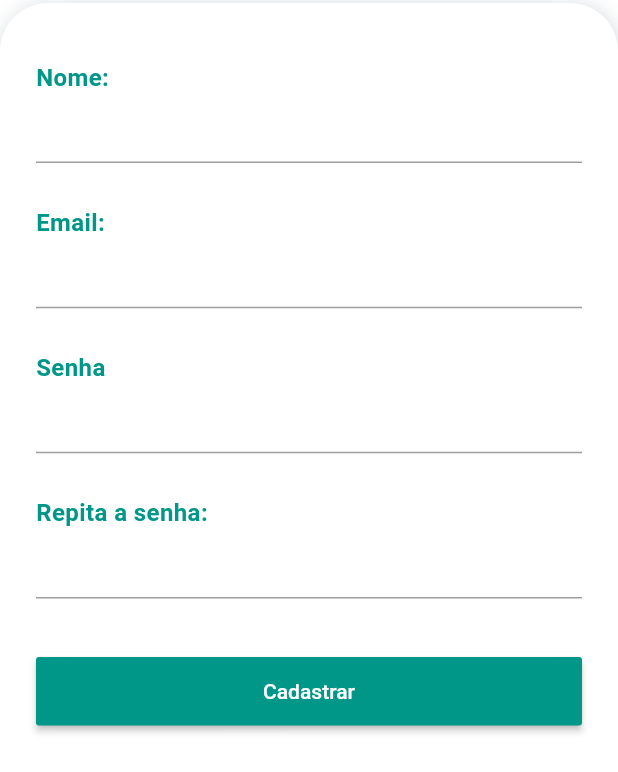
After one commit to BarbaraMorais2910/App_FPA_Homeclass, a Flutter app: the screen it shows after launch, after a tap on "Entrar", after a tap on "Novo cadastro", on a phone screen of 412 x 824 dp. The commit adds this screen. Shown: the top 772 px of the screen. Run offline on Flutter 3.47's test engine with Material 2 defaults, Android fonts, the phone set to English and light mode, and no system bars; network calls fail.

Commit message:
Con autenticação e correções.

```diff
--- a/app_educa_pc/lib/pages/disciplina_lib/disciplina_info_screen.dart
+++ b/app_educa_pc/lib/pages/disciplina_lib/disciplina_info_screen.dart
@@ -50,9 +50,7 @@ class _DisciplinaInfoScreenState extends State<DisciplinaInfoScreen>
 
   @override
   Widget build(BuildContext context) {
-
-    print("Mouglas:");
-    print(widget.disciplina.titulo);
+    //print(widget.disciplina.titulo);
 
     final double tempHeight = MediaQuery.of(context).size.height -
         (MediaQuery.of(context).size.width / 1.2) +
--- /dev/null
+++ b/app_educa_pc/lib/pages/disciplina_lib/models/usuario.dart
@@ -0,0 +1,25 @@
+import 'dart:convert';
+
+class Usuario{
+  Usuario({
+    this.nome='',
+    this.email='',
+    this.senha='',
+    this.confsenha='',
+  });
+
+  String nome;
+  String email;
+  String senha;
+  String confsenha;
+
+  factory Usuario.fromJson(Map<String, dynamic> json) {
+    return Usuario(
+      nome: json['nome'],
+      email: json['email'],
+      senha: json['senha'],
+      confsenha: json['confsenha'],
+    );
+  }
+
+}
--- /dev/null
+++ b/app_educa_pc/lib/pages/form_cadastro.dart
@@ -0,0 +1,387 @@
+import 'package:flutter/material.dart';
+import 'package:app_educa_pc/pages/disciplina_lib/app_theme.dart';
+import 'package:http/http.dart' as http;
+import 'dart:convert';
+import 'login_page.dart';
+
+
+void moveTo(BuildContext context) {
+  Navigator.push<dynamic>(
+    context,
+    MaterialPageRoute<dynamic>(
+      builder: (BuildContext context) => LoginPage(),
+    ),
+  );
+}
+
+void showAlertDialog(BuildContext context) {
+
+  // set up the button
+  Widget okButton = FlatButton(
+    child: Text("OK"),
+    onPressed: () => moveTo(context),
+  );
+
+  // set up the AlertDialog
+  AlertDialog alert = AlertDialog(
+    title: Text("Confirmar"),
+    content: Text("Cadastro realizado!"),
+    actions: [
+      okButton,
+    ],
+  );
+
+  // show the dialog
+  showDialog(
+    context: context,
+    builder: (BuildContext context) {
+      return alert;
+    },
+  );
+}
+
+void showAlertConfSenha(BuildContext context) {
+
+  // set up the button
+  Widget okButton = FlatButton(
+    child: Text("OK"),
+    onPressed: () => Navigator.pop(context),
+  );
+
+  // set up the AlertDialog
+  AlertDialog alert = AlertDialog(
+    title: Text("Erro"),
+    content: Text("As senhas devem ser iguais!"),
+    actions: [
+      okButton,
+    ],
+  );
+
+  // show the dialog
+  showDialog(
+    context: context,
+    builder: (BuildContext context) {
+      return alert;
+    },
+  );
+}
+
+class FormCadastro extends StatefulWidget {
+  @override
+  _FormCadastroState createState() => _FormCadastroState();
+}
+
+class _FormCadastroState extends State<FormCadastro>
+    with TickerProviderStateMixin {
+  final double infoHeight = 364.0;
+  AnimationController animationController;
+  Animation<double> animation;
+  double opacity1 = 0.0;
+  double opacity2 = 0.0;
+  double opacity3 = 0.0;
+  @override
+  void initState() {
+    animationController = AnimationController(
+        duration: const Duration(milliseconds: 1000), vsync: this);
+    animation = Tween<double>(begin: 0.0, end: 1.0).animate(CurvedAnimation(
+        parent: animationController,
+        curve: Interval(0, 1.0, curve: Curves.fastOutSlowIn)));
+    setData();
+    super.initState();
+  }
+
+  Future<void> setData() async {
+    animationController.forward();
+    await Future<dynamic>.delayed(const Duration(milliseconds: 200));
+    setState(() {
+      opacity1 = 1.0;
+    });
+    await Future<dynamic>.delayed(const Duration(milliseconds: 200));
+    setState(() {
+      opacity2 = 1.0;
+    });
+    await Future<dynamic>.delayed(const Duration(milliseconds: 200));
+    setState(() {
+      opacity3 = 1.0;
+    });
+  }
+  String dropdownValue = 'matematica';
+
+  @override
+  Widget build(BuildContext context) {
+
+    final TextEditingController _contrNome = TextEditingController();
+    final TextEditingController _contrEmail = TextEditingController();
+    final TextEditingController _contrSenha = TextEditingController();
+    final TextEditingController _contrConfSenha = TextEditingController();
+
+    final double tempHeight = MediaQuery.of(context).size.height -
+        (MediaQuery.of(context).size.width / 1.2)+2;
+    return Container(
+      color: AppTheme.nearlyWhite,
+      child: Scaffold(
+        backgroundColor: Colors.transparent,
+        body: Stack(
+          children: <Widget>[
+            Positioned(
+              top: 2,
+              bottom: 0,
+              left: 0,
+              right: 0,
+              child: Container(
+                decoration: BoxDecoration(
+                  color: AppTheme.nearlyWhite,
+                  borderRadius: const BorderRadius.only(
+                      topLeft: Radius.circular(32.0),
+                      topRight: Radius.circular(32.0)),
+                  boxShadow: <BoxShadow>[
+                    BoxShadow(
+                        color: AppTheme.grey.withOpacity(0.2),
+                        offset: const Offset(1.1, 1.1),
+                        blurRadius: 10.0),
+                  ],
+                ),
+                child: Padding(
+                  padding: const EdgeInsets.only(left: 8, right: 8),
+                  child: SingleChildScrollView(
+                    child: Container(
+                      constraints: BoxConstraints(
+                          minHeight: infoHeight,
+                          maxHeight: tempHeight > infoHeight
+                              ? tempHeight
+                              : infoHeight),
+                      child: Column(
+                        mainAxisAlignment: MainAxisAlignment.center,
+                        crossAxisAlignment: CrossAxisAlignment.start,
+                        children: <Widget>[
+                          Padding(
+                            padding: const EdgeInsets.only(
+                                left: 16, right: 16, bottom: 8, top: 40),
+                            child: Text('Nome:',
+                              style: TextStyle(
+                                fontWeight: FontWeight.w600,
+                                fontSize: 16,
+                                letterSpacing: 0.27,
+                                color: Colors.teal,
+                              ),
+                            ),
+                          ),
+                          Expanded(
+                            child: AnimatedOpacity(
+                              duration: const Duration(milliseconds: 500),
+                              opacity: opacity2,
+                              child: Padding(
+                                padding: const EdgeInsets.only(
+                                    left: 16, right: 16, top: 8, bottom: 8),
+                                child: new TextFormField(controller: _contrNome,
+                                  validator: (val) {
+                                    return val.isEmpty
+                                        ? "Digite o nome"
+                                        : null;
+                                  },
+                                ),
+                              ),
+                            ),
+                          ),
+
+                          Padding(
+                            padding: const EdgeInsets.only(
+                                left: 16, right: 16, bottom: 8, top: 22),
+                            child: Text('Email:',
+                              style: TextStyle(
+                                fontWeight: FontWeight.w600,
+                                fontSize: 16,
+                                letterSpacing: 0.27,
+                                color: Colors.teal,
+                              ),
+                            ),
+                          ),
+                          Expanded(
+                            child: AnimatedOpacity(
+                              duration: const Duration(milliseconds: 500),
+                              opacity: opacity2,
+                              child: Padding(
+                                padding: const EdgeInsets.only(
+                                    left: 16, right: 16, top: 8, bottom: 8),
+                                child: new TextFormField(controller: _contrEmail,
+                                  validator: (val) {
+                                    return val.isEmpty
+                                        ? "Digite o email"
+                                        : null;
+                                  },
+                                ),
+                              ),
+                            ),
+                          ),
+
+                          Padding(
+                            padding: const EdgeInsets.only(
+                                left: 16, right: 16, bottom: 8, top: 22),
+                            child: Text('Senha',
+                              style: TextStyle(
+                                fontWeight: FontWeight.w600,
+                                fontSize: 16,
+                                letterSpacing: 0.27,
+                                color: Colors.teal,
+                              ),
+                            ),
+                          ),
+                          Expanded(
+                            child: AnimatedOpacity(
+                              duration: const Duration(milliseconds: 500),
+                              opacity: opacity2,
+                              child: Padding(
+                                padding: const EdgeInsets.only(
+                                    left: 16, right: 16, top: 8, bottom: 8),
+                                child: new TextFormField(controller: _contrSenha,
+                                  validator: (val) {
+                                    return val.isEmpty
+                                        ? "Digite a senha"
+                                        : null;
+                                  },
+                                  obscureText: true,
+                                ),
+                              ),
+                            ),
+                          ),
+
+                          Padding(
+                            padding: const EdgeInsets.only(
+                                left: 16, right: 16, bottom: 8, top: 22),
+                            child: Text('Repita a senha:',
+                              style: TextStyle(
+                                fontWeight: FontWeight.w600,
+                                fontSize: 16,
+                                letterSpacing: 0.27,
+                                color: Colors.teal,
+                              ),
+                            ),
+
+                          ),
+                          Expanded(
+                            child: AnimatedOpacity(
+                              duration: const Duration(milliseconds: 500),
+                              opacity: opacity2,
+                              child: Padding(
+                                padding: const EdgeInsets.only(
+                                    left: 16, right: 16, top: 8, bottom: 8),
+                                child: new TextFormField(controller: _contrConfSenha,
+                                  validator: (val) {
+                                    return val.isEmpty
+                                        ? "Repita a senha"
+                                        : null;
+                                  },
+                                  obscureText: true,
+                                ),
+                              ),
+                            ),
+                          ),
+
+
+                          Padding(
+                            padding: const EdgeInsets.only(
+                                left: 16, right: 16, bottom: 8, top: 22),
+                          ),
+                          Expanded(
+                            child: AnimatedOpacity(
+                              duration: const Duration(milliseconds: 500),
+                              opacity: opacity2,
+                              child: Padding(
+                                  padding: const EdgeInsets.only(
+                                      left: 16, right: 16, top: 1, bottom: 1),
+                                  child: MaterialButton(
+                                    height: 40.0,
+                                    minWidth: double.infinity,
+                                    color: Theme.of(context).primaryColor,
+                                    textColor: Colors.white,
+                                    child: Text('Cadastrar'),
+                                    onPressed: () {
+                                      final String nome = _contrNome.text;
+                                      final String email = _contrEmail.text;
+                                      final String senha = _contrSenha.text;
+                                      final String confsenha = _contrConfSenha.text;
+
+                                      if(senha==confsenha) {
+                                        http.post(
+                                            "https://appeducadb.firebaseio.com/usuarios.json",
+                                            body: json.encode({
+                                              'nome': nome,
+                                              'email': email,
+                                              'senha': senha,
+                                              'confsenha': confsenha
+                                            }));
+
+                                        showAlertDialog(context);
+                                      }
+                                      else{
+                                        showAlertConfSenha(context);
+                                      }
+
+
+                                    },
+                                  )
+                              ),
+                            ),
+                          ),
+
+                        ],
+                      ),
+                    ),
+                  ),
+                ),
+              ),
+            ),
+          ],
+        ),
+      ),
+    );
+  }
+
+  Widget getTimeBoxUI(String text1, String txt2) {
+    return Padding(
+      padding: const EdgeInsets.all(8.0),
+      child: Container(
+        decoration: BoxDecoration(
+          color: AppTheme.nearlyWhite,
+          borderRadius: const BorderRadius.all(Radius.circular(16.0)),
+          boxShadow: <BoxShadow>[
+            BoxShadow(
+                color: AppTheme.grey.withOpacity(0.2),
+                offset: const Offset(1.1, 1.1),
+                blurRadius: 8.0),
+          ],
+        ),
+        child: Padding(
+          padding: const EdgeInsets.only(
+              left: 18.0, right: 18.0, top: 12.0, bottom: 12.0),
+          child: Column(
+            mainAxisAlignment: MainAxisAlignment.center,
+            crossAxisAlignment: CrossAxisAlignment.center,
+            children: <Widget>[
+              Text(
+                text1,
+                textAlign: TextAlign.center,
+                style: TextStyle(
+                  fontWeight: FontWeight.w600,
+                  fontSize: 14,
+                  letterSpacing: 0.27,
+                  color: AppTheme.nearlyBlue,
+                ),
+              ),
+              Text(
+                txt2,
+                textAlign: TextAlign.center,
+                style: TextStyle(
+                  fontWeight: FontWeight.w200,
+                  fontSize: 14,
+                  letterSpacing: 0.27,
+                  color: AppTheme.grey,
+                ),
+              ),
+            ],
+          ),
+        ),
+      ),
+    );
+  }
+}
--- a/app_educa_pc/lib/pages/home_page.dart
+++ b/app_educa_pc/lib/pages/home_page.dart
@@ -14,7 +14,7 @@ class HomePage extends StatefulWidget {
 
   final menuItens = [
     new MenuItem("Home", Icons.home),
-    new MenuItem("Disciplinas", Icons.info),
+    new MenuItem("Disciplinas", Icons.add_to_photos),
     new MenuItem("Sair", Icons.people)
   ];
 
--- a/app_educa_pc/lib/pages/login_page.dart
+++ b/app_educa_pc/lib/pages/login_page.dart
@@ -1,4 +1,75 @@
 import 'package:flutter/material.dart';
+import 'form_cadastro.dart';
+
+import 'package:app_educa_pc/pages/disciplina_lib/models/usuario.dart';
+import 'package:http/http.dart' as http;
+import 'dart:convert';
+
+void showAlertDialog(BuildContext context) {
+
+  // set up the button
+  Widget okButton = FlatButton(
+    child: Text("OK"),
+    onPressed: () => Navigator.pop(context),
+  );
+
+  // set up the AlertDialog
+  AlertDialog alert = AlertDialog(
+    title: Text("Erro"),
+    content: Text("Verifique o login ou a senha!"),
+    actions: [
+      okButton,
+    ],
+  );
+
+  // show the dialog
+  showDialog(
+    context: context,
+    builder: (BuildContext context) {
+      return alert;
+    },
+  );
+}
+
+
+List<Usuario> listusuarios=[];
+
+Future<List<Usuario>> fetchUsuarios() async {
+  final response =
+  await http.get('https://appeducadb.firebaseio.com/usuarios.json?');
+
+  if (response.statusCode == 200) {
+    // If the server did return a 200 OK response,
+    // then parse the JSON.
+
+    final extractedData = json.decode(response.body);
+    List<Usuario> usuarios=new List<Usuario>();
+
+    extractedData.forEach((key, value) {
+      usuarios.add(Usuario(
+        nome: value['nome'],
+        email: value['email'],
+        senha: value['senha'],
+        confsenha: value['confsenha'],
+      ));
+    });
+
+    listusuarios=usuarios.toList();
+
+    return usuarios.toList();
+  } else {
+    // If the server did not return a 200 OK response,
+    // then throw an exception.
+    throw Exception('Failed to load album');
+  }
+}
+
+//Future<void> getData() async {
+//  final response = await http.get("https://appeducadb.firebaseio.com/usuarios.json?nome=");
+//  final extractedData = json.decode(response.body);
+//  print(extractedData);
+//}
+
 
 class LoginPage extends StatefulWidget {
   @override
@@ -6,17 +77,39 @@ class LoginPage extends StatefulWidget {
 }
 
 class _LoginPageState extends State<LoginPage> {
+  AnimationController animationController;
+  Future<List<Usuario>> _futureUsuarios;
 
   bool _isLoading = false;
   final formKey = new GlobalKey<FormState>();
   final scaffoldKey = new GlobalKey<ScaffoldState>();
+
+  final TextEditingController _contrUser = TextEditingController();
+  final TextEditingController _contrSenha = TextEditingController();
+
   String _usuario, _senha;
 
-  void _submit() {
+  void _submit(){
     final form = formKey.currentState;
     if(form.validate()) {
-      form.save();
-      _performLogin();
+        _usuario=_contrUser.text;
+        _senha=_contrSenha.text;
+
+        bool isUserOk=false;
+        if(listusuarios.isNotEmpty) {
+          listusuarios.forEach((user) {
+            if (user.nome == _usuario && user.senha == _senha) {
+              isUserOk = true;
+            }
+          });
+        }
+        if(isUserOk) {
+          form.save();
+          _performLogin();
+        }
+        else{
+          showAlertDialog(context);
+        }
     }
   }
 
@@ -24,8 +117,19 @@ class _LoginPageState extends State<LoginPage> {
     Navigator.of(context).pushNamed('/homepage');
   }
 
+  void moveToCadastro() {
+    Navigator.push<dynamic>(
+      context,
+      MaterialPageRoute<dynamic>(
+        builder: (BuildContext context) => FormCadastro(),
+      ),
+    );
+  }
+
   @override
   Widget build(BuildContext context) {
+
+    fetchUsuarios();
 
     var loginBtn = new MaterialButton(
       onPressed: _submit,
@@ -35,6 +139,18 @@ class _LoginPageState extends State<LoginPage> {
       textColor: Colors.white,
       child: new Text("Entrar"),
     );
+
+    var registerBtn = new MaterialButton(
+      onPressed: (){
+        moveToCadastro();
+      },
+      height: 40.0,
+      minWidth: double.infinity,
+      color: Colors.teal[200],
+      textColor: Colors.white,
+      child: new Text("Novo cadastro"),
+    );
+
 
     var loginForm = new ListView(
       children: <Widget>[
@@ -62,7 +178,7 @@ class _LoginPageState extends State<LoginPage> {
                   key: formKey,
                   child: new Column(
                     children: <Widget>[
-                      new TextFormField(
+                      new TextFormField(controller: _contrUser,
                         onSaved: (val) => _usuario = val,
                         validator: (val) {
                           return val.isEmpty
@@ -74,7 +190,7 @@ class _LoginPageState extends State<LoginPage> {
                       new Padding(
                           padding: const EdgeInsets.only(bottom: 10.0)
                       ),
-                      new TextFormField(
+                      new TextFormField(controller: _contrSenha,
                         onSaved: (val) => _senha = val,
                         validator: (val) {
                           return val.isEmpty
@@ -87,13 +203,20 @@ class _LoginPageState extends State<LoginPage> {
                       new Padding(
                           padding: const EdgeInsets.only(bottom: 10.0)
                       ),
-                      _isLoading ? new CircularProgressIndicator() : loginBtn
+                      _isLoading ? new CircularProgressIndicator() : loginBtn,
+                      new Padding(
+                          padding: const EdgeInsets.only(bottom: 10.0)
+                      ),
+                      _isLoading ? new CircularProgressIndicator() : registerBtn
                     ],
                   )
               ),
             ),
           ],
         ),
+
+
+
       ],
     );
 
```
Also changed, not shown: app_educa_pc/lib/pages/disciplina_lib/models/questoes.dart (+5 -4 lines), app_educa_pc/lib/pages/disciplina_lib/todas_disciplina_list_view.dart (+35 -2 lines), app_educa_pc/lib/pages/form_disciplina_screen.dart (+13 -11 lines), app_educa_pc/pubspec.yaml (+7 -0 lines), app_educa_pc/assets/icon.png (added), app_educa_pc/pubspec.lock, 66 other files.
